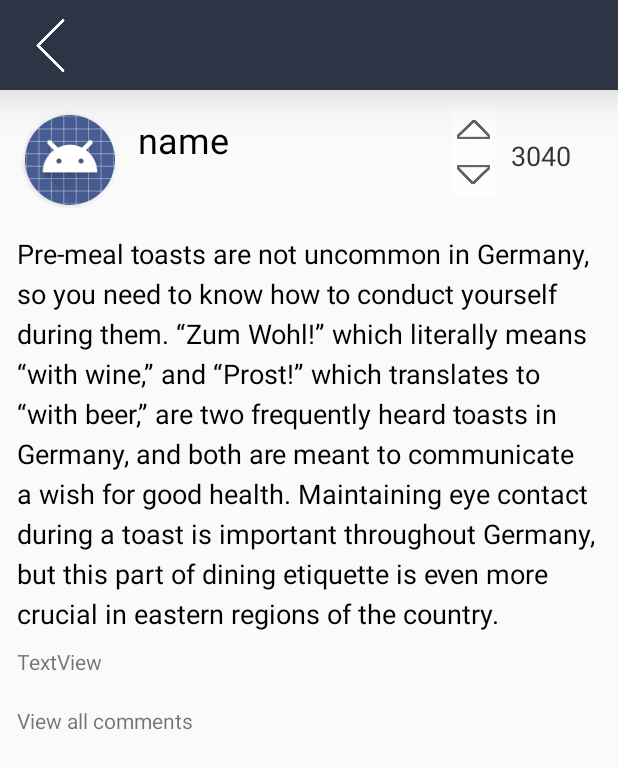
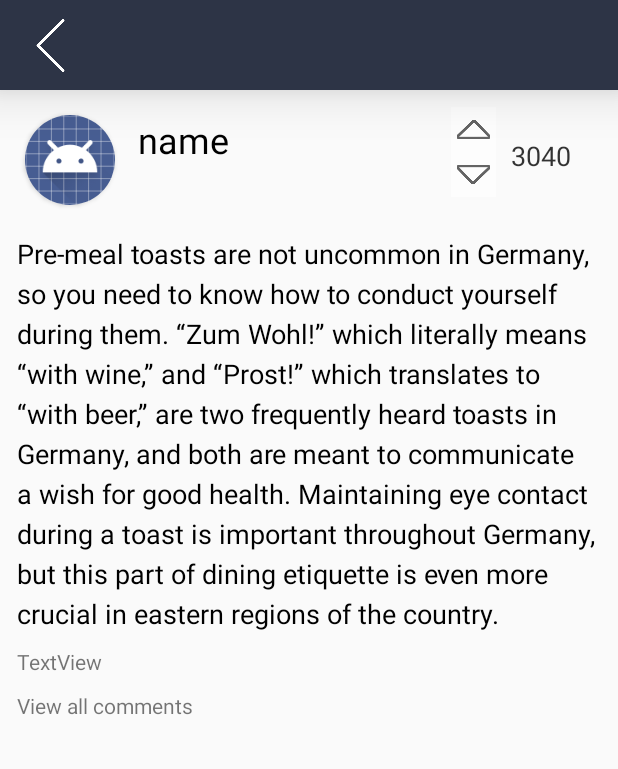
Before and after one commit to Shoflowers/Travel-Buddy, an Android app: the AnswerDetailActivity screen opened directly, with no data from a screen before it, on a phone screen of 412 x 824 dp. Shown: the top 769 px of the screen. Run offline under Robolectric (Android 15) with nearby library versions, the phone set to English and light mode, and no system bars; our stand-ins replace Firebase (no records; nobody signed in at launch, a user with empty details on screens opened directly), Picasso; 7 statements that could not run were skipped.

Commit message:
fix answer detail scroll ui

```diff
--- a/app/src/main/java/com/example/travelbuddy/AnswerDetailActivity.java
+++ b/app/src/main/java/com/example/travelbuddy/AnswerDetailActivity.java
@@ -67,7 +67,7 @@ public class AnswerDetailActivity extends AppCompatActivity {
         Intent intent = getIntent();
         answer = (Answer) intent.getSerializableExtra("answer");
         currUser = ((TravelBuddyApplication)getApplication()).getCurUser();
-        dbInstance = FirebaseFirestore.getInstance();
+
 
         backBtn = findViewById(R.id.detailBackButton);
         answererImg = findViewById(R.id.answererImgView);
--- a/app/src/main/res/layout/answer_detail_content.xml
+++ b/app/src/main/res/layout/answer_detail_content.xml
@@ -29,10 +29,11 @@
     <ScrollView
         android:id="@+id/answerDetailScrollView"
         android:layout_width="match_parent"
-        android:layout_height="669dp"
+        android:layout_height="0dp"
         android:layout_marginStart="1dp"
         android:layout_marginTop="1dp"
         android:layout_marginEnd="1dp"
+        app:layout_constraintBottom_toBottomOf="parent"
         app:layout_constraintEnd_toEndOf="parent"
         app:layout_constraintStart_toStartOf="parent"
         app:layout_constraintTop_toBottomOf="@+id/constraintLayout">
@@ -125,6 +126,7 @@
                 android:text="@string/sample_answer"
                 android:textColor="#000000"
                 android:textSize="18sp"
+                app:layout_constraintBottom_toTopOf="@id/aDetailTimePostedTextView"
                 app:layout_constraintEnd_toEndOf="parent"
                 app:layout_constraintStart_toStartOf="parent"
                 app:layout_constraintTop_toBottomOf="@id/changePictureButton" />
@@ -135,19 +137,21 @@
                 android:layout_height="wrap_content"
                 android:layout_marginStart="10dp"
                 android:layout_marginTop="10dp"
+                android:layout_marginBottom="10dp"
                 android:text="TextView"
+                app:layout_constraintBottom_toTopOf="@id/viewCommentTextView"
                 app:layout_constraintStart_toStartOf="parent"
-                app:layout_constraintTop_toBottomOf="@+id/answerDetailTextView" />
+                app:layout_constraintTop_toBottomOf="@id/answerDetailTextView" />
 
             <TextView
                 android:id="@+id/viewCommentTextView"
                 android:layout_width="wrap_content"
                 android:layout_height="wrap_content"
                 android:layout_marginStart="10dp"
-                android:layout_marginTop="20dp"
+                android:layout_marginBottom="10dp"
                 android:text="View all comments"
-                app:layout_constraintStart_toStartOf="parent"
-                app:layout_constraintTop_toBottomOf="@+id/aDetailTimePostedTextView" />
+                app:layout_constraintBottom_toBottomOf="parent"
+                app:layout_constraintStart_toStartOf="parent" />
 
         </androidx.constraintlayout.widget.ConstraintLayout>
     </ScrollView>
```
